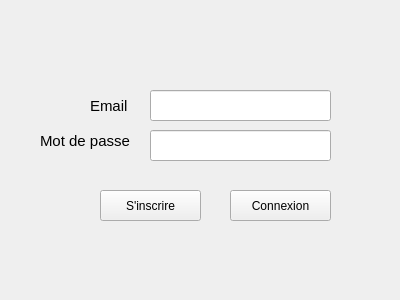
Old version of the form mainwindow.ui in the repository Nainterceptor/3pjt-cubbyhole-sync.
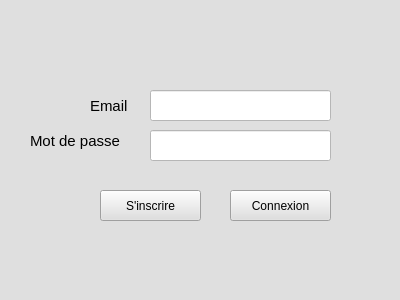
New version of the form.

Diff of the .ui file:
```diff
--- a/mainwindow.ui
+++ b/mainwindow.ui
@@ -25,6 +25,9 @@
   <property name="windowTitle">
    <string>Cubbyhole</string>
   </property>
+  <property name="styleSheet">
+   <string notr="true">background-color: rgb(223, 223, 223);</string>
+  </property>
   <widget class="QWidget" name="centralWidget">
    <widget class="QPushButton" name="pushButton">
     <property name="geometry">
@@ -48,6 +51,9 @@
       <height>31</height>
      </rect>
     </property>
+    <property name="styleSheet">
+     <string notr="true">background-color: rgb(255, 255, 255);</string>
+    </property>
     <property name="inputMethodHints">
      <set>Qt::ImhEmailCharactersOnly</set>
     </property>
@@ -61,6 +67,9 @@
       <height>31</height>
      </rect>
     </property>
+    <property name="styleSheet">
+     <string notr="true">background-color: rgb(255, 255, 255);</string>
+    </property>
     <property name="inputMethodHints">
      <set>Qt::ImhHiddenText|Qt::ImhNoAutoUppercase|Qt::ImhNoPredictiveText|Qt::ImhSensitiveData</set>
     </property>
@@ -88,6 +97,9 @@
       <pointsize>11</pointsize>
      </font>
     </property>
+    <property name="styleSheet">
+     <string notr="true"/>
+    </property>
     <property name="text">
      <string>Email</string>
     </property>
@@ -95,7 +107,7 @@
    <widget class="QLabel" name="label_2">
     <property name="geometry">
      <rect>
-      <x>40</x>
+      <x>30</x>
       <y>120</y>
       <width>111</width>
       <height>41</height>
@@ -113,18 +125,22 @@
    <widget class="QLabel" name="label_3">
     <property name="geometry">
      <rect>
-      <x>40</x>
+      <x>120</x>
       <y>10</y>
-      <width>341</width>
+      <width>261</width>
       <height>71</height>
      </rect>
     </property>
     <property name="font">
      <font>
+      <pointsize>10</pointsize>
       <weight>75</weight>
       <bold>true</bold>
      </font>
     </property>
+    <property name="styleSheet">
+     <string notr="true">color: rgb(255, 0, 0);</string>
+    </property>
     <property name="text">
      <string/>
     </property>
```
